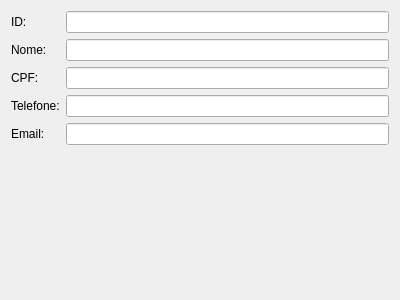
Qt form ui/clientes.ui (WallacX/Sist.-Gerenciamento-de-rifas) before a commit.
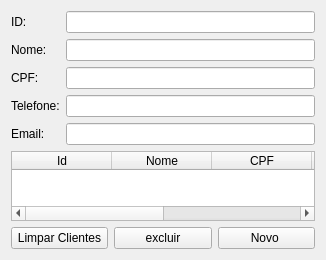
The same form after that commit.

What changed in the file:
```diff
--- a/ui/clientes.ui
+++ b/ui/clientes.ui
@@ -6,14 +6,16 @@
    <rect>
     <x>0</x>
     <y>0</y>
-    <width>400</width>
-    <height>300</height>
+    <width>326</width>
+    <height>216</height>
    </rect>
   </property>
   <property name="windowTitle">
    <string>Form</string>
   </property>
-  <layout class="QHBoxLayout" name="horizontalLayout">
+  <layout class="QVBoxLayout" name="verticalLayout_2">
+   <item>
+    <layout class="QVBoxLayout" name="layout_principal">
    <item>
     <layout class="QFormLayout" name="formLayout">
      <item row="0" column="0">
@@ -43,6 +45,9 @@
        </property>
       </widget>
      </item>
+       <item row="2" column="1">
+        <widget class="QLineEdit" name="cpf_line"/>
+       </item>
      <item row="3" column="0">
       <widget class="QLabel" name="label_4">
        <property name="text">
@@ -61,10 +66,68 @@
       </widget>
      </item>
      <item row="4" column="1">
-      <widget class="QLineEdit" name="lineEdit_4"/>
-     </item>
-     <item row="2" column="1">
-      <widget class="QLineEdit" name="lineEdit_5"/>
+        <widget class="QLineEdit" name="email_line"/>
+       </item>
+      </layout>
+     </item>
+     <item>
+      <widget class="QTableWidget" name="tableWidget">
+       <column>
+        <property name="text">
+         <string>Id</string>
+        </property>
+       </column>
+       <column>
+        <property name="text">
+         <string>Nome</string>
+        </property>
+       </column>
+       <column>
+        <property name="text">
+         <string>CPF</string>
+        </property>
+       </column>
+       <column>
+        <property name="text">
+         <string>Telefone</string>
+        </property>
+       </column>
+       <column>
+        <property name="text">
+         <string>Email</string>
+        </property>
+       </column>
+       <column>
+        <property name="text">
+         <string>-</string>
+        </property>
+       </column>
+      </widget>
+     </item>
+     <item>
+      <layout class="QHBoxLayout" name="horizontalLayout">
+       <item>
+        <widget class="QPushButton" name="limpar_btn">
+         <property name="text">
+          <string>Limpar Clientes</string>
+         </property>
+        </widget>
+       </item>
+       <item>
+        <widget class="QPushButton" name="excluir_btn">
+         <property name="text">
+          <string>excluir</string>
+         </property>
+        </widget>
+       </item>
+       <item>
+        <widget class="QPushButton" name="novo_btn">
+         <property name="text">
+          <string>Novo </string>
+         </property>
+        </widget>
+       </item>
+      </layout>
      </item>
     </layout>
    </item>
```
Left out of the diff: 6 changed lines with no effect on the pictures. Lines whose indentation alone changed are shown as unchanged.
